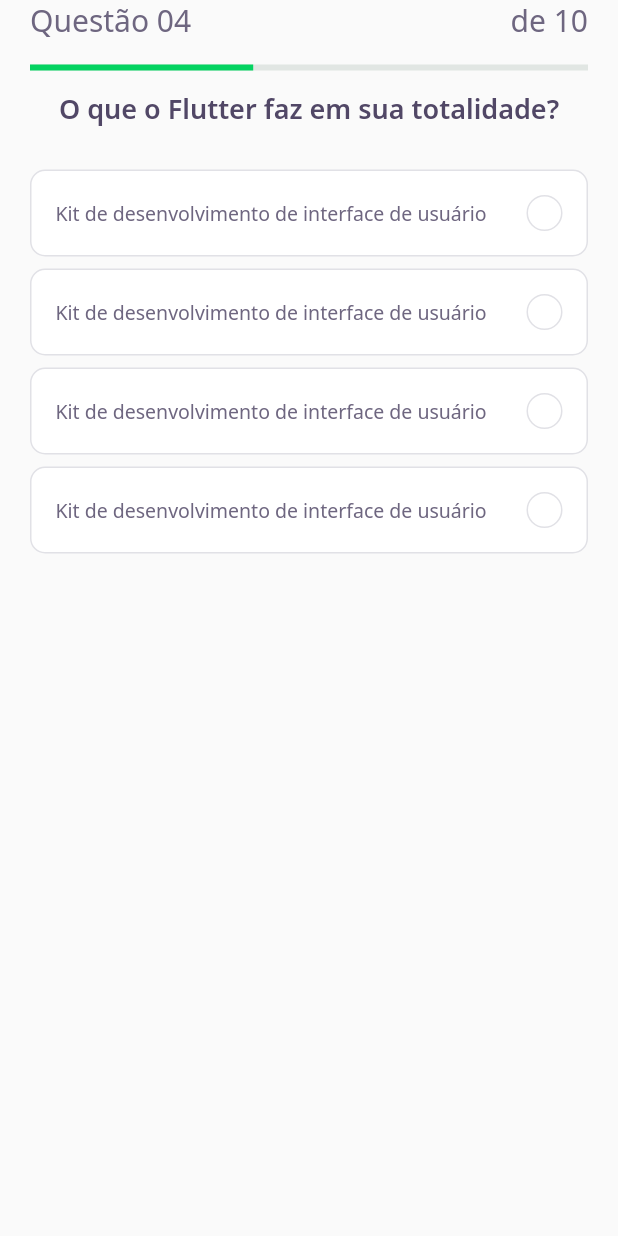
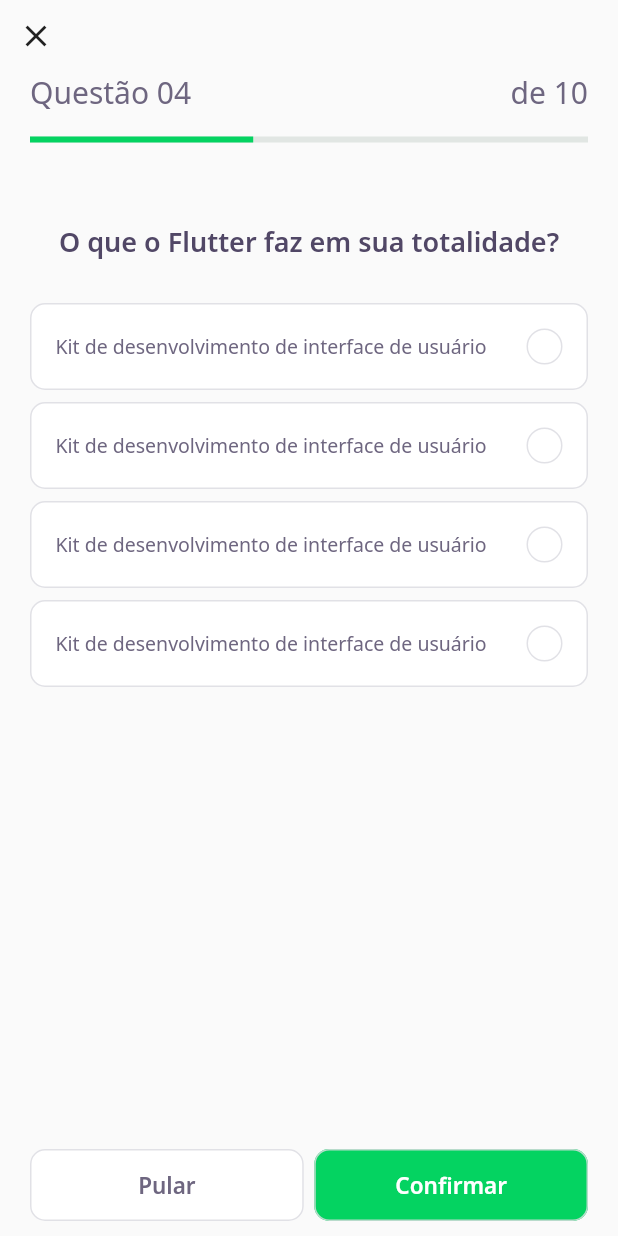
Before and after one commit to PedroTeixeiraa/dev-quiz, a Flutter app: the ChallengePage screen opened directly, on a phone screen of 412 x 824 dp. Run offline on Flutter 3.47's test engine with Material 2 defaults, Android fonts, the phone set to English and light mode, and no system bars; our stand-ins replace google_fonts; accounts and stored records are empty; network calls fail.

Commit message:
feat: add navigation home page to challenge page

```diff
--- a/lib/challenge/challenge_page.dart
+++ b/lib/challenge/challenge_page.dart
@@ -1,3 +1,4 @@
+import 'package:DevQuiz/challenge/widget/next_button/next_button_widget.dart';
 import 'package:DevQuiz/challenge/widget/question_indicator/question_indicator.dart';
 import 'package:DevQuiz/challenge/widget/quiz/quiz_widget.dart';
 import 'package:flutter/material.dart';
@@ -13,15 +14,53 @@ class ChallengePageState extends State<ChallengePage> {
   @override
   Widget build(BuildContext context) {
     return Scaffold(
-        appBar: PreferredSize(
-          preferredSize: Size.fromHeight(60),
-          child: SafeArea(
-            top: true,
-            child: QuestionIndicatorWidget(),
+      appBar: PreferredSize(
+        preferredSize: Size.fromHeight(95),
+        child: SafeArea(
+          top: true,
+          child: Column(
+            crossAxisAlignment: CrossAxisAlignment.start,
+            children: [
+              IconButton(
+                icon: Icon(Icons.close),
+                onPressed: () {
+                  Navigator.pop(context);
+                },
+              ),
+              QuestionIndicatorWidget(),
+            ],
           ),
         ),
-        body: QuizWidget(
-          title: "O que o Flutter faz em sua totalidade?",
-        ));
+      ),
+      body: QuizWidget(
+        title: "O que o Flutter faz em sua totalidade?",
+      ),
+      bottomNavigationBar: SafeArea(
+        bottom: true,
+        child: Padding(
+          padding: const EdgeInsets.symmetric(horizontal: 20, vertical: 10),
+          child: Row(
+            mainAxisAlignment: MainAxisAlignment.spaceEvenly,
+            children: [
+              Expanded(
+                child: NextButtonWidget.white(
+                  label: "Pular",
+                  onTap: () {},
+                ),
+              ),
+              SizedBox(
+                width: 7,
+              ),
+              Expanded(
+                child: NextButtonWidget.darkGreen(
+                  label: "Confirmar",
+                  onTap: () {},
+                ),
+              ),
+            ],
+          ),
+        ),
+      ),
+    );
   }
 }
--- a/lib/challenge/widget/quiz/quiz_widget.dart
+++ b/lib/challenge/widget/quiz/quiz_widget.dart
@@ -12,6 +12,9 @@ class QuizWidget extends StatelessWidget {
       padding: EdgeInsets.symmetric(horizontal: 20),
       child: Column(
         children: [
+          SizedBox(
+            height: 54,
+          ),
           Text(
             title,
             style: AppTextStyles.heading,
```
Also changed, not shown: lib/home/home_page.dart (+7 -0 lines), lib/home/widgets/quiz_card/quiz_card_widget.dart (+6 -1 lines).
